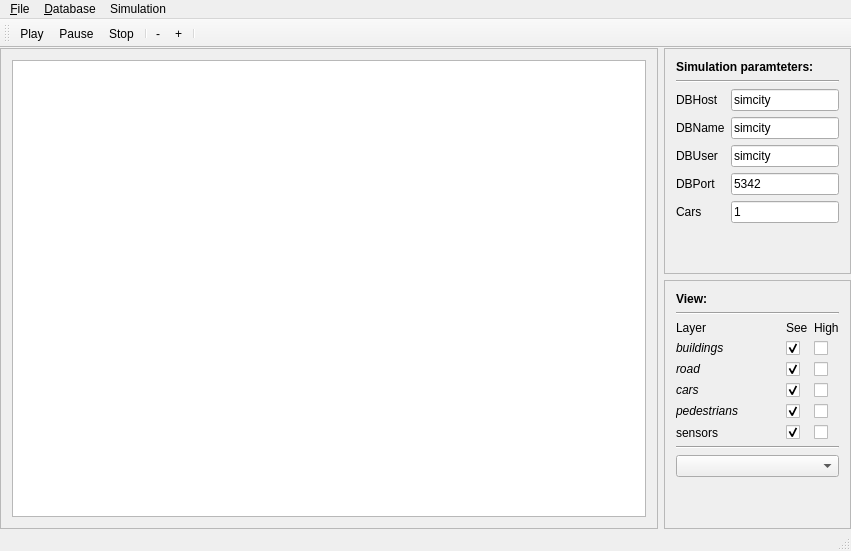
fiedukow/SimCity2013, file src/View/SimCityWindow.ui: the form before one commit.
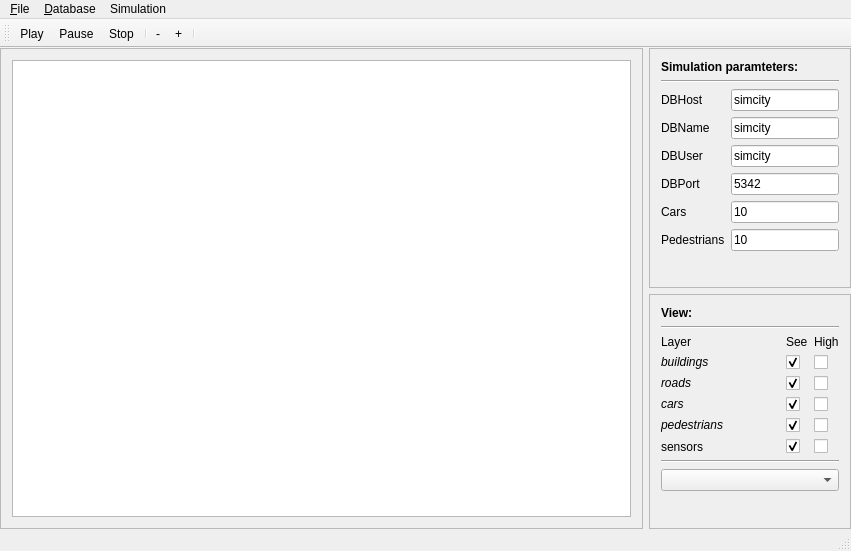
The form after the commit.

Commit message: Added car limit setting from gui.

```diff
--- a/src/View/SimCityWindow.ui
+++ b/src/View/SimCityWindow.ui
@@ -165,9 +165,23 @@
                     </widget>
                    </item>
                    <item row="4" column="1">
+                    <widget class="QLineEdit" name="carLimit">
+                     <property name="text">
+                      <string>10</string>
+                     </property>
+                    </widget>
+                   </item>
+                   <item row="5" column="0">
+                    <widget class="QLabel" name="label_16">
+                     <property name="text">
+                      <string>Pedestrians</string>
+                     </property>
+                    </widget>
+                   </item>
+                   <item row="5" column="1">
                     <widget class="QLineEdit" name="lineEdit_5">
                      <property name="text">
-                      <string>1</string>
+                      <string>10</string>
                      </property>
                     </widget>
                    </item>
@@ -245,7 +259,7 @@
                     <item row="2" column="0">
                      <widget class="QLabel" name="label_7">
                       <property name="text">
-                       <string>&lt;i&gt;road&lt;/i&gt;</string>
+                       <string>&lt;i&gt;roads&lt;/i&gt;</string>
                       </property>
                      </widget>
                     </item>
```
The commit also changes 14 other files.
